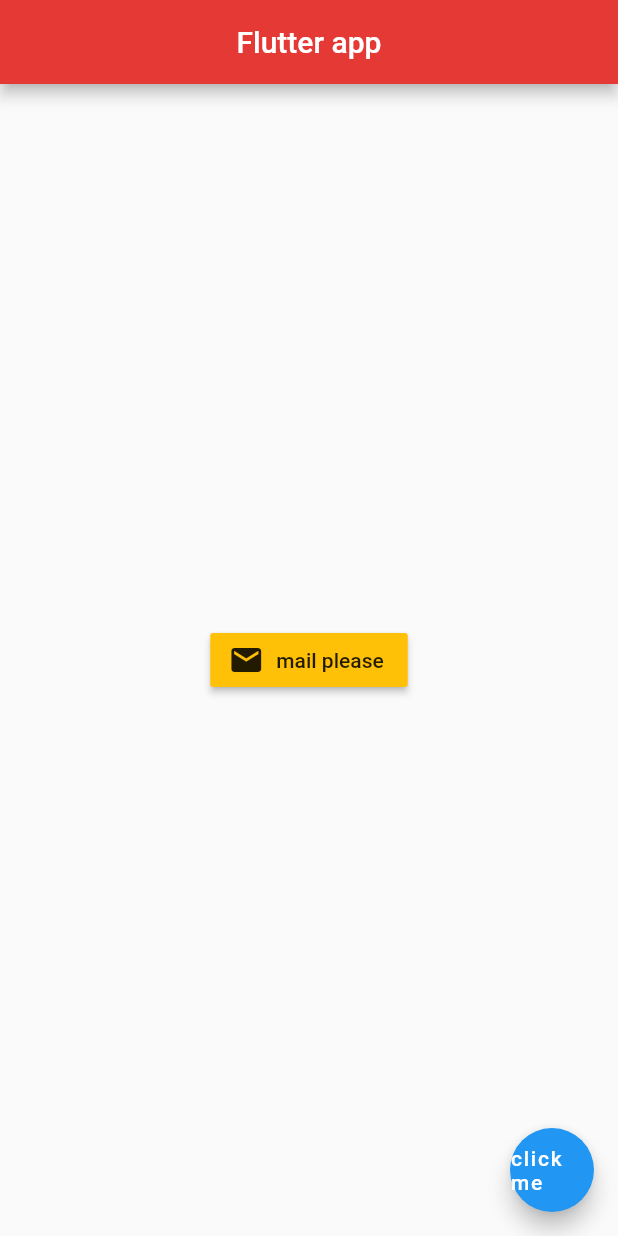
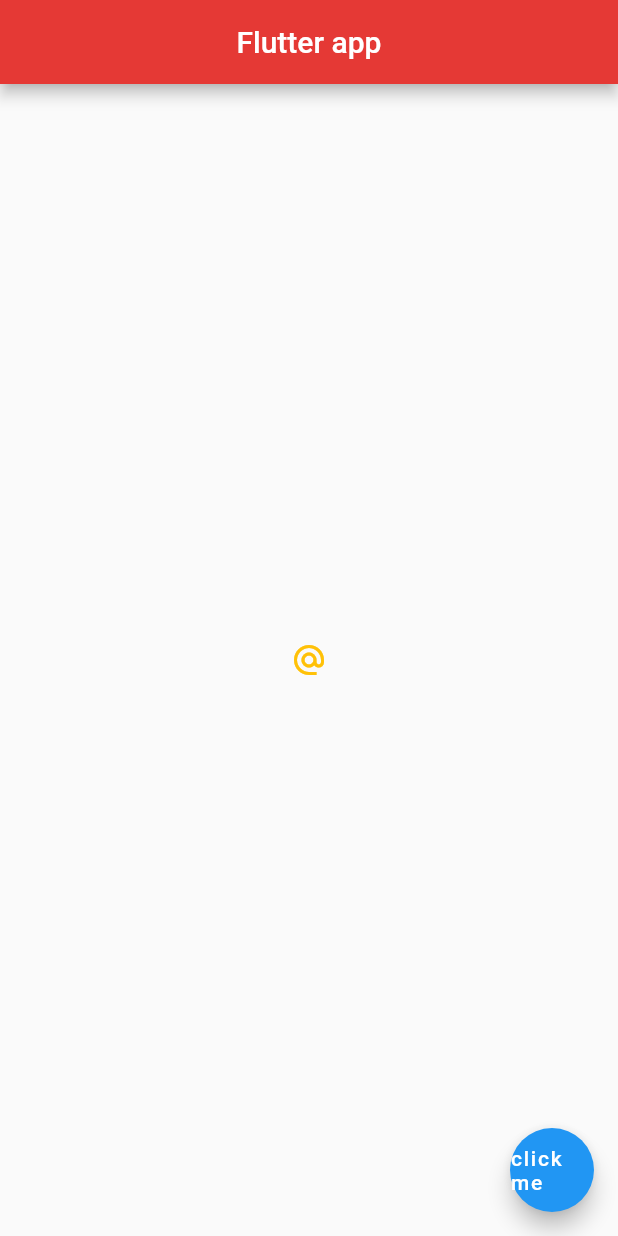
Before and after one commit to sakshi3326/Flutter-Basics, a Flutter app: the screen it shows after launch, on a phone screen of 412 x 824 dp. Run offline on Flutter 3.47's test engine with Material 2 defaults, Android fonts, the phone set to English and light mode, and no system bars.

Commit message:
IconButton(pressable)

```diff
--- a/lib/main.dart
+++ b/lib/main.dart
@@ -15,15 +15,11 @@ class home extends StatelessWidget {
         backgroundColor: Colors.red[600],
       ),
       body: Center(
-        child: RaisedButton.icon(
-           onPressed: () {},
-          icon: Icon(
-            Icons.mail
-          ),
-            label: Text('mail please'),
-          color: Colors.amber ,
-
-        ),
+        child: IconButton(
+          onPressed: () {},
+          icon: Icon(Icons.alternate_email),
+          color: Colors.amber,
+        )
       ),
       floatingActionButton: FloatingActionButton(
         onPressed: () {},
```
